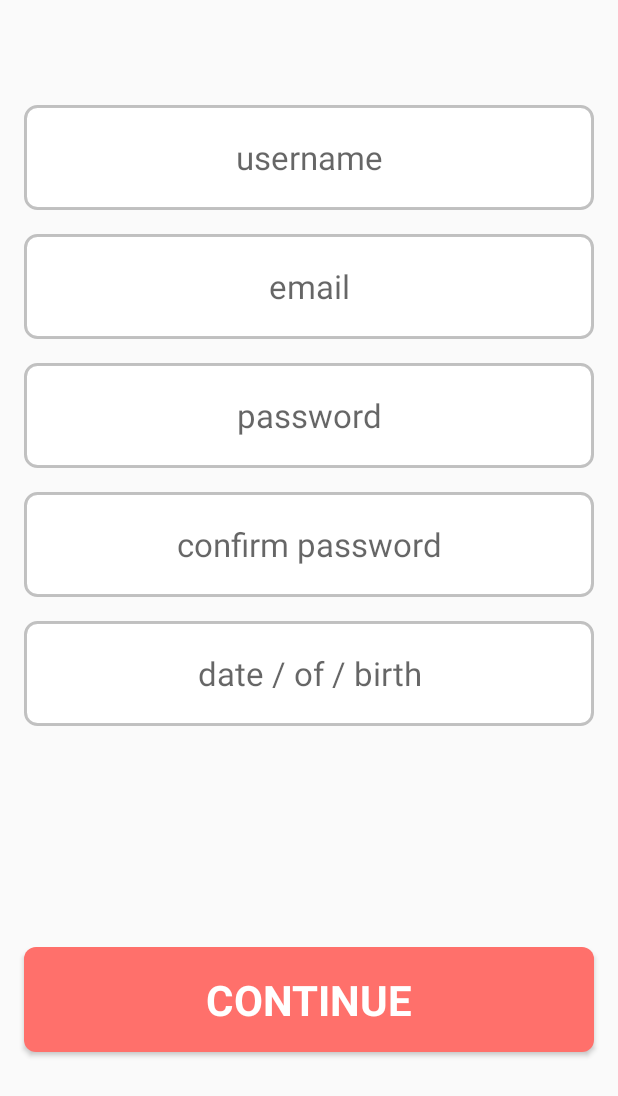
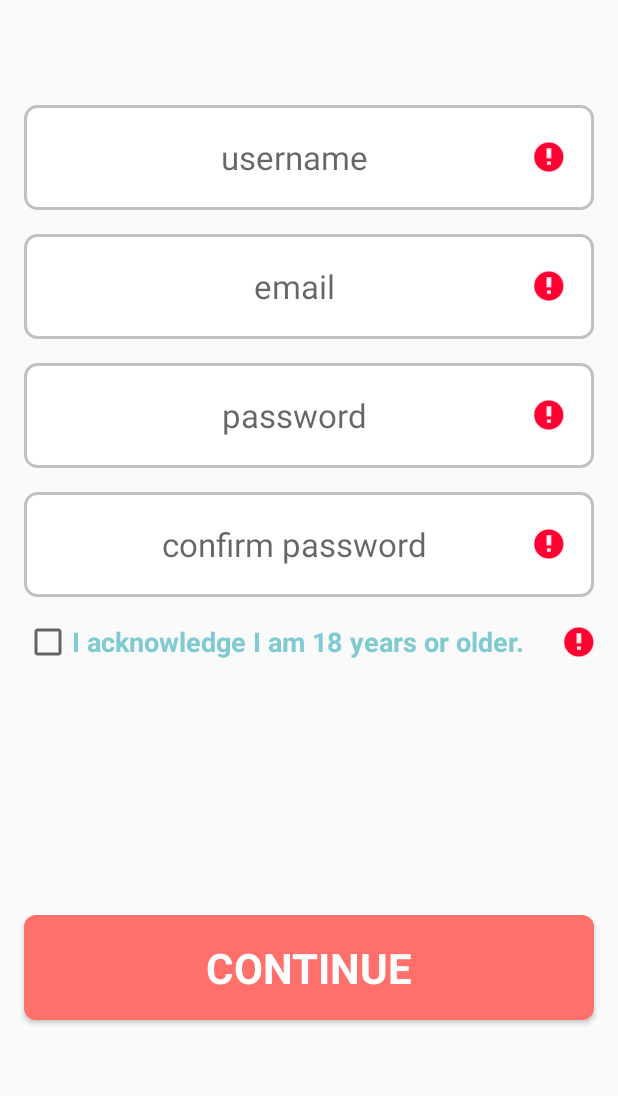
Before and after one commit to LolaAbudu/Stir, an Android app: the fragment SignUpFragment placed in its activity, after a tap on "CONTINUE", on a phone screen of 412 x 824 dp. Shown: the top 1096 px of the screen. Run offline under Robolectric (Android 15) with nearby library versions, the phone set to English and light mode, and no system bars; our stand-ins replace ButterKnife, Firebase (no records; nobody signed in at launch, a user with empty details on screens opened directly); 2 statements that could not run were skipped.

Commit message:
added input validation method for SignUpFragment

```diff
--- a/app/src/main/java/org/pursuit/stir/MainHostActivity.java
+++ b/app/src/main/java/org/pursuit/stir/MainHostActivity.java
@@ -8,8 +8,6 @@ import android.view.MenuInflater;
 import android.widget.Toast;
 
 public class MainHostActivity extends AppCompatActivity implements MainHostListener {
-
-    private MainHostListener mainHostListener;
 
     @Override
     protected void onCreate(Bundle savedInstanceState) {
--- a/app/src/main/java/org/pursuit/stir/SignUpFragment.java
+++ b/app/src/main/java/org/pursuit/stir/SignUpFragment.java
@@ -5,11 +5,13 @@ import android.os.Bundle;
 import android.support.annotation.NonNull;
 import android.support.annotation.Nullable;
 import android.support.v4.app.Fragment;
+import android.text.TextUtils;
 import android.util.Log;
 import android.view.LayoutInflater;
 import android.view.View;
 import android.view.ViewGroup;
 import android.widget.Button;
+import android.widget.CheckBox;
 import android.widget.EditText;
 import android.widget.Toast;
 
@@ -36,10 +38,15 @@ public class SignUpFragment extends Fragment {
     EditText passwordEditText;
     @BindView(R.id.sign_up_confirm_editText)
     EditText confirmEditText;
-    @BindView(R.id.sign_up_birth_editText)
-    EditText dateOfBirthEditText;
+    @BindView(R.id.sign_up_checkbox)
+    CheckBox acknowledgeCheckbox;
     @BindView(R.id.sign_up_continue_button)
     Button continueButton;
+
+    private String username;
+    private String email;
+    private String password;
+    private String confirm;
 
     public SignUpFragment() {
     }
@@ -76,7 +83,8 @@ public class SignUpFragment extends Fragment {
         continueButton.setOnClickListener(new View.OnClickListener() {
             @Override
             public void onClick(View v) {
-                signUpNewUsers();
+                signUpNewUsers(email, password);
+                signUpListener.replaceWithCoffeePrefFragment();
             }
         });
     }
@@ -88,13 +96,49 @@ public class SignUpFragment extends Fragment {
 
     }
 
-    public void signUpNewUsers() {
-        //TODO: check for user's confirm password logic
-        String email = emailEditText.getText().toString();
-        String password = passwordEditText.getText().toString();
-        String confirmPW = confirmEditText.getText().toString();
-        if (email != null && password != null) {
-            if (password.equals(confirmPW)) {
+    private boolean validateUserInput() {
+        boolean valid = true;
+        username = usernameEditText.getText().toString();
+        email = emailEditText.getText().toString();
+        password = passwordEditText.getText().toString();
+        confirm = confirmEditText.getText().toString();
+        if (TextUtils.isEmpty(username)) {
+            usernameEditText.setError("Required.");
+            valid = false;
+        } else {
+            usernameEditText.setError(null);
+        }
+        if (TextUtils.isEmpty(email)) {
+            emailEditText.setError("Required.");
+            valid = false;
+        } else {
+            emailEditText.setError(null);
+        }
+        if (TextUtils.isEmpty(password)) {
+            passwordEditText.setError("Required.");
+            valid = false;
+        } else {
+            passwordEditText.setError(null);
+        }
+        if (TextUtils.isEmpty(confirm)) {
+            confirmEditText.setError("Required.");
+            valid = false;
+        } else {
+            confirmEditText.setError(null);
+        }
+        if (!acknowledgeCheckbox.isChecked()) {
+            acknowledgeCheckbox.setError("Required.");
+            valid = false;
+        } else {
+            acknowledgeCheckbox.setError(null);
+        }
+        return valid;
+    }
+
+    public void signUpNewUsers(String email, String password) {
+        if (!validateUserInput()) {
+            return;
+        }
                 firebaseAuth.createUserWithEmailAndPassword(email, password)
                         .addOnCompleteListener(getActivity(), new OnCompleteListener<AuthResult>() {
                             @Override
@@ -102,7 +146,6 @@ public class SignUpFragment extends Fragment {
                                 if (task.isSuccessful()) {
                                     // Sign in success, update UI with the signed-in user's information
                                     Log.d(TAG, "createUserWithEmail:success");
-                                    signUpListener.replaceWithCoffeePrefFragment();
                                 } else {
                                     // If sign in fails, display a message to the user.
                                     Log.w(TAG, "createUserWithEmail:failure", task.getException());
@@ -111,9 +154,5 @@ public class SignUpFragment extends Fragment {
                                 }
                             }
                         });
-            }else {
-                Toast.makeText(getContext(), "Oops! Password and Confirm Password do not match.",Toast.LENGTH_SHORT).show();
-            }
-        }
     }
 }
--- a/app/src/main/res/layout/fragment_sign_up.xml
+++ b/app/src/main/res/layout/fragment_sign_up.xml
@@ -22,7 +22,7 @@
         android:inputType="text"
         app:layout_constraintLeft_toLeftOf="parent"
         app:layout_constraintRight_toRightOf="parent"
-        app:layout_constraintTop_toBottomOf="@id/sign_up_username_editText"/>
+        app:layout_constraintTop_toBottomOf="@id/sign_up_username_editText" />
 
     <EditText
         android:id="@+id/sign_up_password_editText"
@@ -42,11 +42,15 @@
         app:layout_constraintRight_toRightOf="parent"
         app:layout_constraintTop_toBottomOf="@id/sign_up_password_editText" />
 
-    <EditText
-        android:id="@+id/sign_up_birth_editText"
-        style="@style/AppEditText"
-        android:hint="date / of / birth"
-        android:inputType="date"
+    <CheckBox
+        android:id="@+id/sign_up_checkbox"
+        android:layout_width="match_parent"
+        android:layout_height="28dp"
+        android:layout_margin="16dp"
+        android:hint="@string/sign_up_checkbox_acknowledgement"
+        android:textColorHint="@color/colorAccent"
+        android:textSize="18sp"
+        android:textStyle="bold"
         app:layout_constraintLeft_toLeftOf="parent"
         app:layout_constraintRight_toRightOf="parent"
         app:layout_constraintTop_toBottomOf="@id/sign_up_confirm_editText" />
@@ -58,6 +62,6 @@
         app:layout_constraintBottom_toBottomOf="parent"
         app:layout_constraintLeft_toLeftOf="parent"
         app:layout_constraintRight_toRightOf="parent"
-        app:layout_constraintTop_toBottomOf="@id/sign_up_birth_editText" />
+        app:layout_constraintTop_toBottomOf="@id/sign_up_checkbox" />
 
 </android.support.constraint.ConstraintLayout>
--- a/app/src/main/res/values/strings.xml
+++ b/app/src/main/res/values/strings.xml
@@ -6,5 +6,6 @@
     <string name="login_button_text">LOGIN</string>
     <string name="login_sign_up_textview">sign up</string>
     <string name="detail_posted_by_text">Posted by:</string>
+    <string name="sign_up_checkbox_acknowledgement">I acknowledge I am 18 years or older.</string>
 
 </resources>
```
